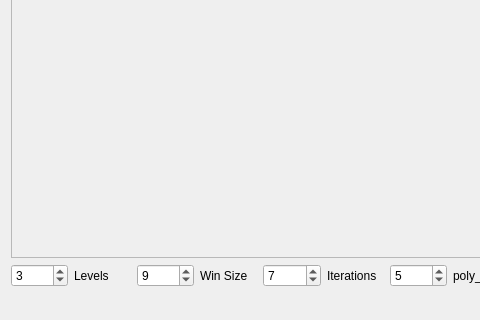
Before: the Qt Designer form tracking/mainwindow.ui in hallpaz/Image-Processing-IMPA-2015, drawn with Qt 5; both pictures show x 0 to 480 and y 204 to 524 of the 733 by 524 pixel window.
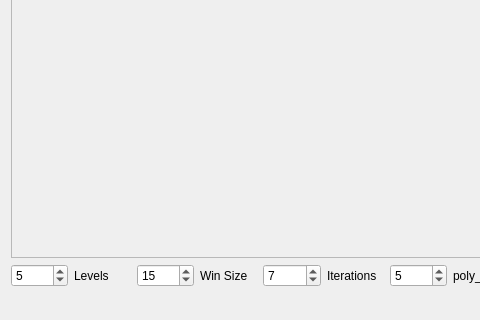
After: the same form once the commit is applied. Icons and pictures are not drawn.

```diff
--- a/tracking/mainwindow.ui
+++ b/tracking/mainwindow.ui
@@ -132,7 +132,7 @@
          <number>20</number>
         </property>
         <property name="value">
-         <number>3</number>
+         <number>5</number>
         </property>
        </widget>
       </item>
@@ -155,7 +155,7 @@
          <number>2</number>
         </property>
         <property name="value">
-         <number>9</number>
+         <number>15</number>
         </property>
        </widget>
       </item>
```
